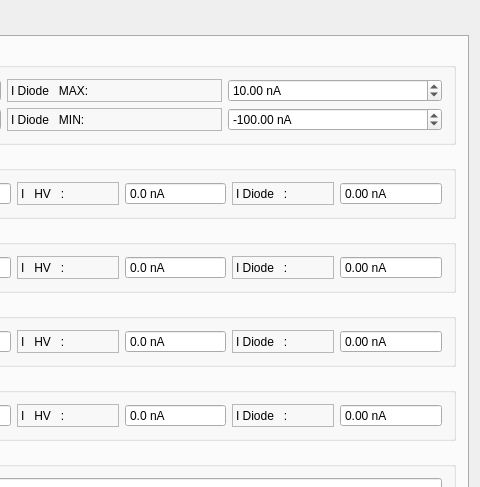
The window that mbspex/gui/qt-mainwindow/apfel/ApfelWidget.ui (gsi-ee/drivers) describes before a commit, drawn with Qt 5; both pictures show x 913 to 1393 and y 0 to 487 of the 1393 by 656 pixel window.
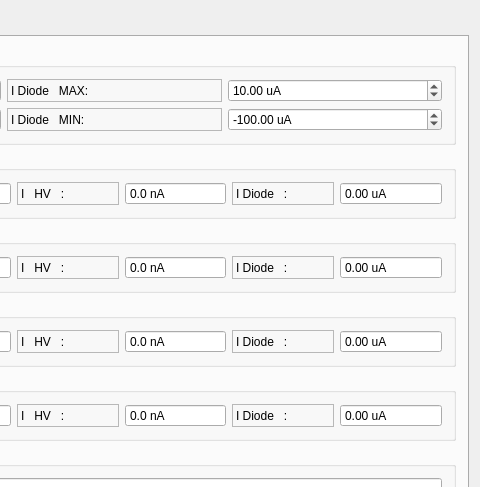
The same window after the commit. The open tabs and pages were chosen to show the change. Custom widgets are drawn as their Qt base class.

Commit message: mbspex apfel gui: fixed wrong current units in suffix

Patch:
```diff
--- a/mbspex/gui/qt-mainwindow/apfel/ApfelWidget.ui
+++ b/mbspex/gui/qt-mainwindow/apfel/ApfelWidget.ui
@@ -8223,7 +8223,7 @@
                <string>Maximum allowed current measured for Diode (Alarm HI)</string>
               </property>
               <property name="suffix">
-               <string> nA</string>
+               <string> uA</string>
               </property>
               <property name="minimum">
                <double>-5000.000000000000000</double>
@@ -8349,7 +8349,7 @@
                <string>Minimum allowed current measured for Diode (Alarm LO)</string>
               </property>
               <property name="suffix">
-               <string> nA</string>
+               <string> uA</string>
               </property>
               <property name="minimum">
                <double>-5000.000000000000000</double>
@@ -8654,7 +8654,7 @@
                  <enum>QAbstractSpinBox::NoButtons</enum>
                 </property>
                 <property name="suffix">
-                 <string> nA</string>
+                 <string> uA</string>
                 </property>
                 <property name="minimum">
                  <double>-5000.000000000000000</double>
@@ -8948,7 +8948,7 @@
                  <enum>QAbstractSpinBox::NoButtons</enum>
                 </property>
                 <property name="suffix">
-                 <string> nA</string>
+                 <string> uA</string>
                 </property>
                 <property name="minimum">
                  <double>-5000.000000000000000</double>
@@ -9242,7 +9242,7 @@
                  <enum>QAbstractSpinBox::NoButtons</enum>
                 </property>
                 <property name="suffix">
-                 <string> nA</string>
+                 <string> uA</string>
                 </property>
                 <property name="minimum">
                  <double>-5000.000000000000000</double>
@@ -9539,7 +9539,7 @@
                  <enum>QAbstractSpinBox::NoButtons</enum>
                 </property>
                 <property name="suffix">
-                 <string> nA</string>
+                 <string> uA</string>
                 </property>
                 <property name="decimals">
                  <number>2</number>
```
The commit also changes 1 other file.
